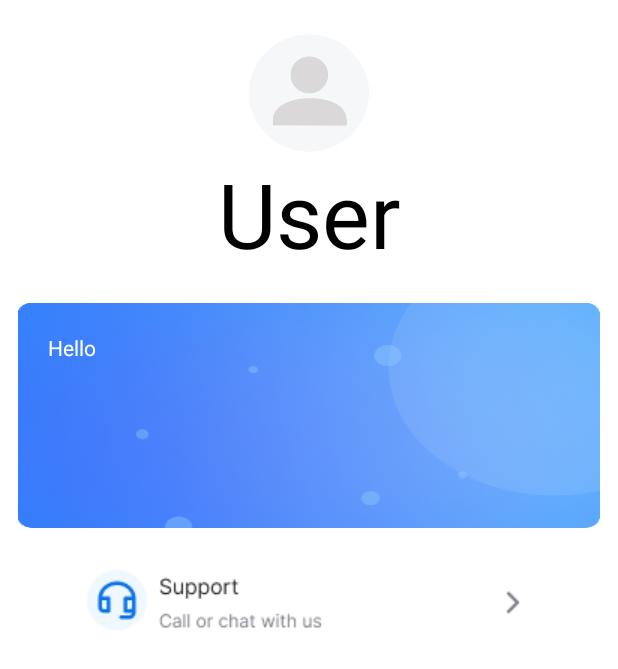
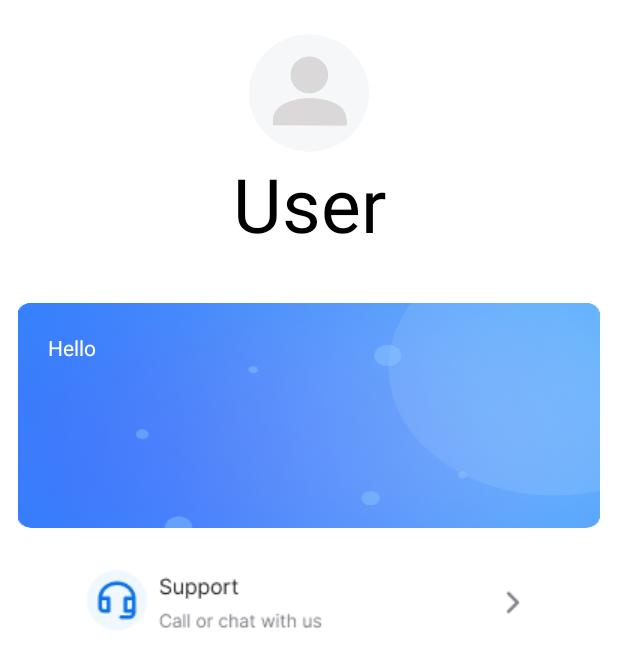
Before and after one commit to phunlh2001/PRM392-Beverages, an Android app: the layout profile.xml on its own in the app's theme, with its tools: preview values and no code run, on a phone screen of 412 x 824 dp. Shown: the top 669 px of the screen. Run offline under Robolectric (Android 15) with nearby library versions, the phone set to English and light mode, and no system bars.

Commit message:
layout update

```diff
--- a/app/src/main/res/layout/profile.xml
+++ b/app/src/main/res/layout/profile.xml
@@ -18,7 +18,7 @@
             android:text="User"
             android:textColor="@color/black"
             android:textAlignment="center"
-            android:textSize="60dp" />
+            android:textSize="50dp" />
         <ImageView
             android:layout_width="100dp"
             android:layout_height="100dp"
```
